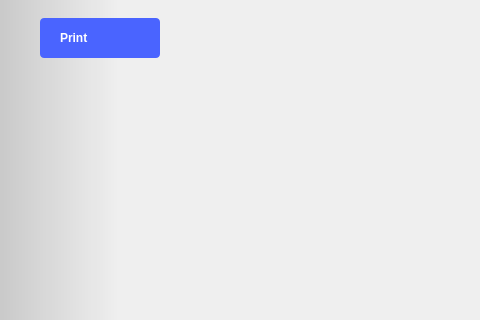
Qt form ui/network_analyzer.ui (analogdevicesinc/scopy) before a commit; both pictures show x 0 to 480 and y 0 to 320 of the 1188 by 654 pixel window.
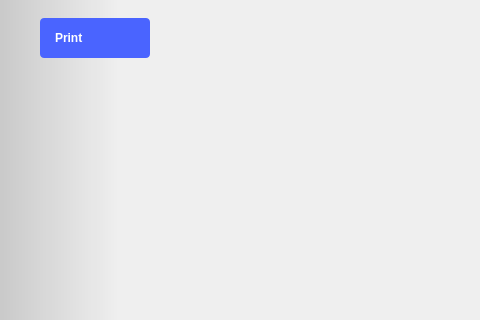
The same form after that commit. Icons and pictures are not drawn. Custom widgets are drawn as their Qt base class.

Commit message: NetworkAnalyzer: add printer icon to the print button

```diff
--- a/ui/network_analyzer.ui
+++ b/ui/network_analyzer.ui
@@ -76,6 +76,9 @@
         </item>
         <item>
          <widget class="QPushButton" name="btnPrint">
+          <property name="layoutDirection">
+           <enum>Qt::RightToLeft</enum>
+          </property>
           <property name="styleSheet">
            <string notr="true">
 QPushButton {
@@ -84,8 +87,8 @@
 
   text-align: left;
   font-weight: bold;
-  padding-left: 20px;
-  padding-right: 20px;
+  padding-left: 15px;
+  padding-right: 15px;
   qproperty-text: &quot;Print&quot;;
 
   border-radius: 4px;
@@ -107,6 +110,16 @@
           <property name="text">
            <string>Print</string>
           </property>
+          <property name="icon">
+           <iconset resource="../resources/resources.qrc">
+            <normaloff>:/icons/ic printer.svg</normaloff>:/icons/ic printer.svg</iconset>
+          </property>
+          <property name="iconSize">
+           <size>
+            <width>10</width>
+            <height>10</height>
+           </size>
+          </property>
          </widget>
         </item>
         <item>
@@ -1994,18 +2007,18 @@
   </layout>
  </widget>
  <customwidgets>
-  <customwidget>
-   <class>adiscope::MenuAnim</class>
-   <extends>QWidget</extends>
-   <header>menu_anim.hpp</header>
-   <container>1</container>
-  </customwidget>
   <customwidget>
    <class>adiscope::DetachDragZone</class>
    <extends>QWidget</extends>
    <header>detachdragzone.h</header>
    <container>1</container>
   </customwidget>
+  <customwidget>
+   <class>adiscope::MenuAnim</class>
+   <extends>QWidget</extends>
+   <header>menu_anim.hpp</header>
+   <container>1</container>
+  </customwidget>
   <customwidget>
    <class>adiscope::CustomPushButton</class>
    <extends>QPushButton</extends>
```
